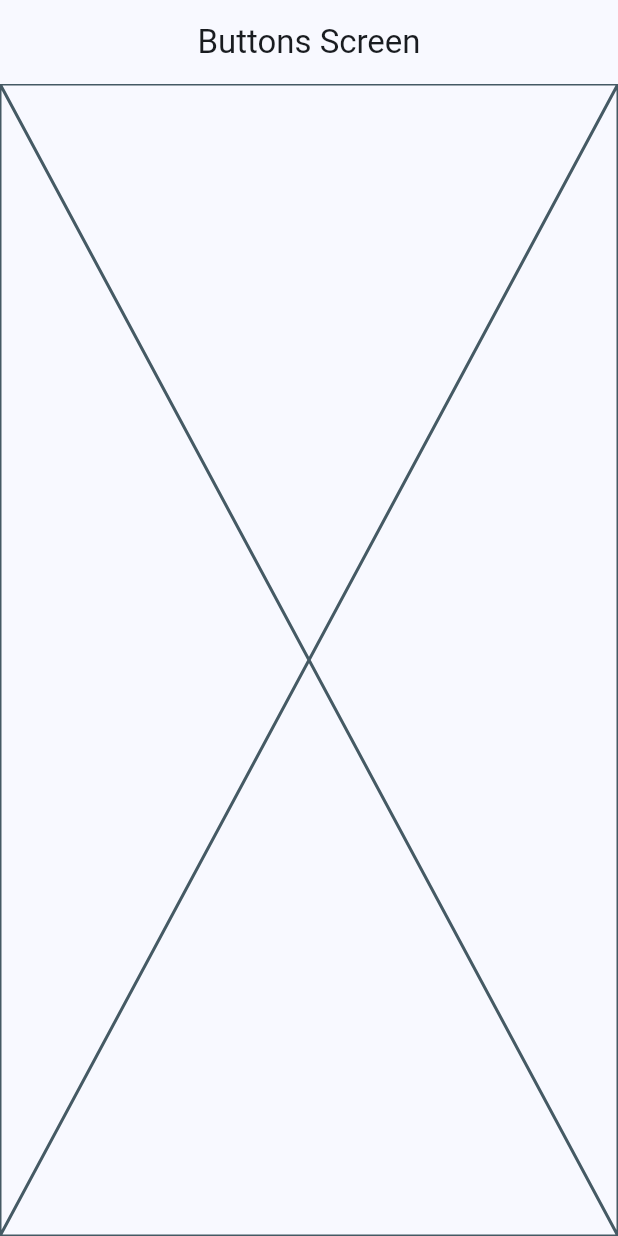
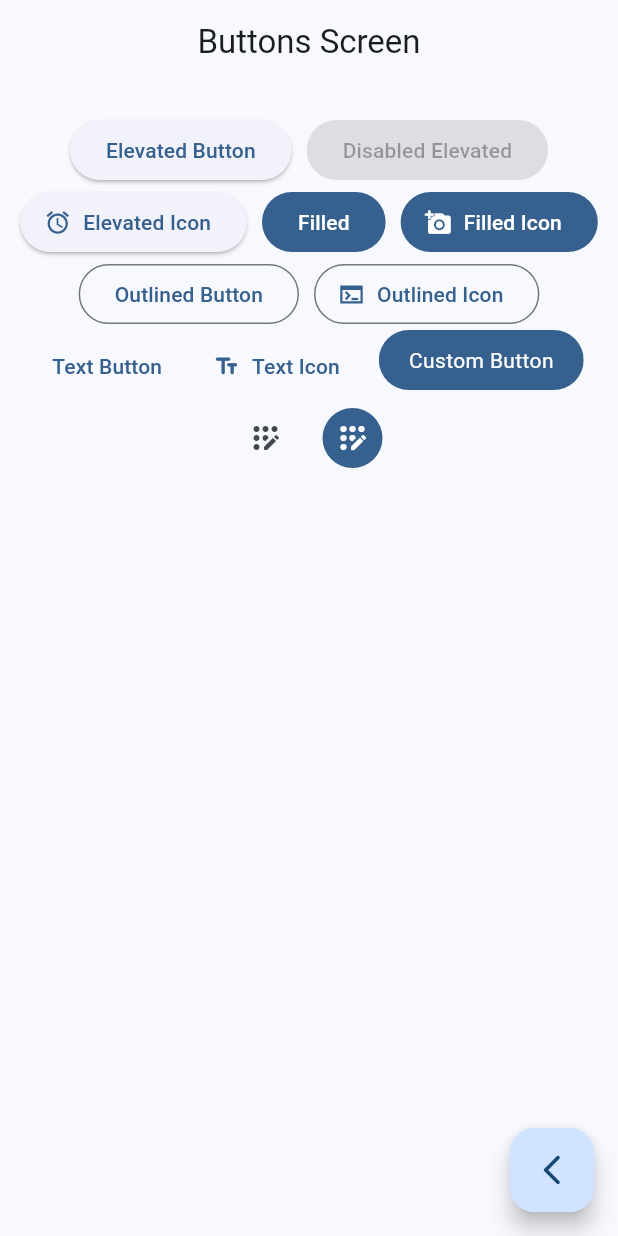
Before and after one commit to alejandrolgarcia/flutter-widgets-app, a Flutter app: the ButtonsScreen screen opened by its route, on a phone screen of 412 x 824 dp. Run offline on Flutter 3.47's test engine with Material 2 defaults, Android fonts, the phone set to English and light mode, and no system bars; our stand-ins replace go_router.

```diff
--- a/lib/presentation/screens/buttons/buttons_screen.dart
+++ b/lib/presentation/screens/buttons/buttons_screen.dart
@@ -1,4 +1,5 @@
 import 'package:flutter/material.dart';
+import 'package:go_router/go_router.dart';
 
 class ButtonsScreen extends StatelessWidget {
 
@@ -13,7 +14,106 @@ class ButtonsScreen extends StatelessWidget {
         title: const Text('Buttons Screen'),
       ),
 
-      body: const Placeholder(),
+      body: const _ButtonsView(),
+      floatingActionButton: FloatingActionButton(
+        child: const Icon(Icons.arrow_back_ios_new_rounded),
+        onPressed: () {
+          context.pop();
+        },
+      ),
+
     );
   }
 }
+
+class _ButtonsView extends StatelessWidget {
+
+  const _ButtonsView();
+
+  @override
+  Widget build(BuildContext context) {
+
+    final colors = Theme.of(context).colorScheme;
+
+    return SizedBox(
+      width: double.infinity, // Ocupa todo el espacio de la pantalla
+      child: Padding(
+        padding: const EdgeInsets.symmetric(horizontal: 10, vertical: 20),
+        child: Wrap( // Los widgets se alienan linealmente y continuan abajo segun el tamaño del dispositivo
+          spacing: 10, // Establece espacio entre widgets en el Wrap
+          alignment: WrapAlignment.center, // Alienar los widgets al centro
+          children: [
+            ElevatedButton(onPressed: () {}, child: const Text('Elevated Button')),
+            const ElevatedButton(onPressed: null, child: Text('Disabled Elevated')),
+
+            ElevatedButton.icon(
+              onPressed: (){},
+              icon: const Icon(Icons.access_alarm_outlined),
+              label: const Text('Elevated Icon')
+            ),
+
+            FilledButton(onPressed: (){}, child: const Text('Filled')),
+            FilledButton.icon(
+              onPressed: (){},
+              icon: const Icon(Icons.add_a_photo_rounded),
+              label: const Text('Filled Icon')
+            ),
+
+            OutlinedButton(onPressed: (){}, child: const Text('Outlined Button')),
+            OutlinedButton.icon(
+              onPressed: (){},
+              icon: const Icon(Icons.terminal_sharp),
+              label: const Text('Outlined Icon')
+            ),
+
+
+
+            TextButton(onPressed: (){}, child: const Text('Text Button')),
+            TextButton.icon(
+              onPressed: (){},
+              icon: const Icon(Icons.text_fields_rounded),
+              label: const Text('Text Icon')
+            ),
+
+            const CustomButton(),
+
+            IconButton(onPressed: (){}, icon: const Icon(Icons.app_registration_rounded)),
+            IconButton(
+              onPressed: (){},
+              icon: const Icon(Icons.app_registration_rounded),
+              style: ButtonStyle(
+                backgroundColor: MaterialStatePropertyAll(colors.primary),
+                iconColor: const MaterialStatePropertyAll(Colors.white)
+              ),
+            ),
+
+          ],
+        ),
+      ),
+    );
+  }
+}
+
+class CustomButton extends StatelessWidget {
+  const CustomButton({super.key});
+
+  @override
+  Widget build(BuildContext context) {
+
+    final colors = Theme.of(context).colorScheme;
+
+    return ClipRRect(
+      borderRadius: BorderRadius.circular(20),
+      child: Material(
+        color: colors.primary,
+        child: InkWell(
+          onTap: (){},
+          child: const Padding( // Permite tener una separacion del resto de widgets
+            padding: EdgeInsets.symmetric(horizontal: 20, vertical: 10),
+            child: Text('Custom Button', style: TextStyle(color: Colors.white))
+          ),
+        ),
+      ),
+    );
+  }
+}
```
